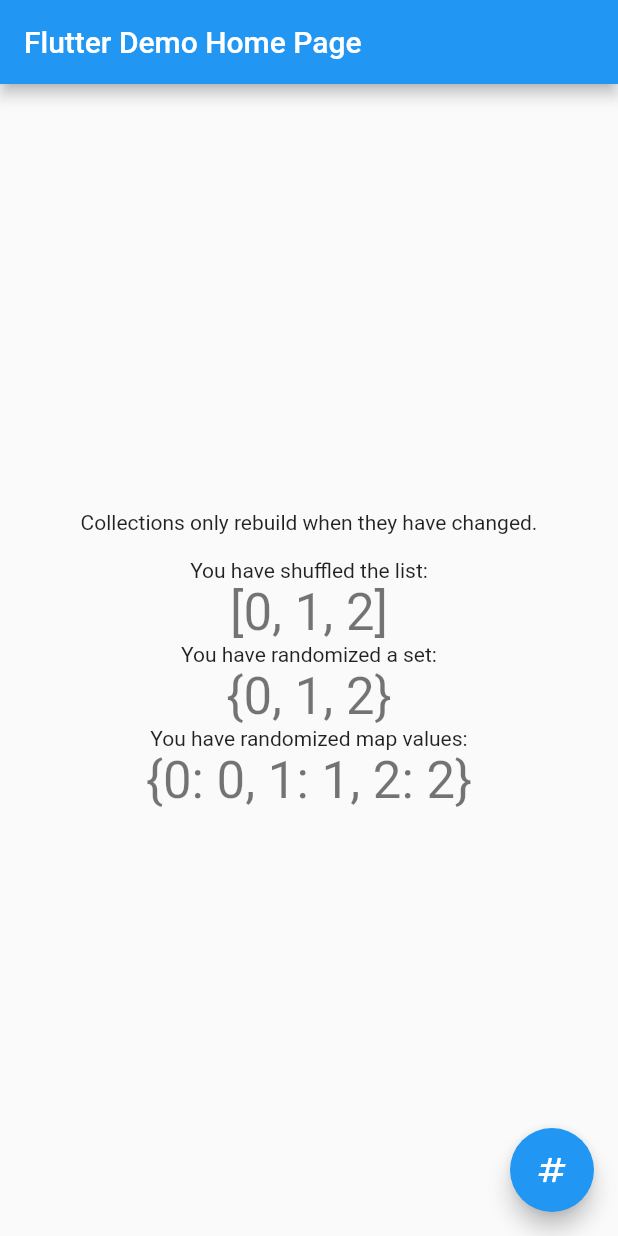
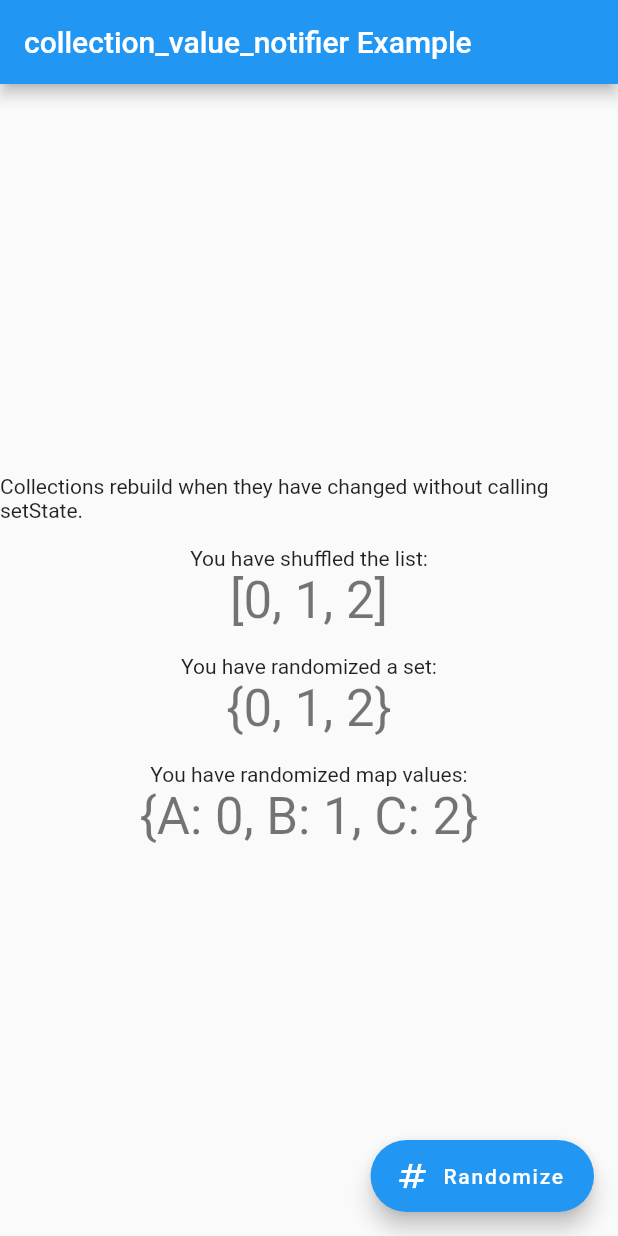
Before and after one commit to jwehrle/collection_value_notifier, a Flutter app: the screen it shows after launch, on a phone screen of 412 x 824 dp. Run offline on Flutter 3.47's test engine with Material 2 defaults, Android fonts, the phone set to English and light mode, and no system bars.

Commit message:
Updated example for readability

```diff
--- a/example/lib/main.dart
+++ b/example/lib/main.dart
@@ -10,40 +10,21 @@ void main() {
 class MyApp extends StatelessWidget {
   const MyApp({super.key});
 
-  // This widget is the root of your application.
   @override
   Widget build(BuildContext context) {
     return MaterialApp(
       debugShowCheckedModeBanner: false,
       title: 'Flutter Demo',
       theme: ThemeData(
-        // This is the theme of your application.
-        //
-        // Try running your application with "flutter run". You'll see the
-        // application has a blue toolbar. Then, without quitting the app, try
-        // changing the primarySwatch below to Colors.green and then invoke
-        // "hot reload" (press "r" in the console where you ran "flutter run",
-        // or simply save your changes to "hot reload" in a Flutter IDE).
-        // Notice that the counter didn't reset back to zero; the application
-        // is not restarted.
         primarySwatch: Colors.blue,
       ),
-      home: const MyHomePage(title: 'Flutter Demo Home Page'),
+      home: const MyHomePage(title: 'collection_value_notifier Example'),
     );
   }
 }
 
 class MyHomePage extends StatefulWidget {
   const MyHomePage({super.key, required this.title});
-
-  // This widget is the home page of your application. It is stateful, meaning
-  // that it has a State object (defined below) that contains fields that affect
-  // how it looks.
-
-  // This class is the configuration for the state. It holds the values (in this
-  // case the title) provided by the parent (in this case the App widget) and
-  // used by the build method of the State. Fields in a Widget subclass are
-  // always marked "final".
 
   final String title;
 
@@ -55,7 +36,7 @@ class _MyHomePageState extends State<MyHomePage> {
   final ListNotifier<int> _listNotifier = ListNotifier([0, 1, 2]);
   final SetNotifier<int> _setNotifier = SetNotifier({0, 1, 2});
   final MapNotifier<String, int> _mapNotifier =
-      MapNotifier({'0': 0, '1': 1, '2': 2});
+      MapNotifier({'A': 0, 'B': 1, 'C': 2});
 
   /// This method no longer calls setState() - rather the Text Widgets
   /// associated with each notifier only rebuild when their underlying
@@ -74,62 +55,41 @@ class _MyHomePageState extends State<MyHomePage> {
       return result;
     });
     _mapNotifier.syncEditBlock((map) {
-      map['0'] = Random().nextInt(9);
-      map['1'] = Random().nextInt(9);
-      map['2'] = Random().nextInt(9);
+      map['A'] = Random().nextInt(9);
+      map['B'] = Random().nextInt(9);
+      map['C'] = Random().nextInt(9);
       return map;
     });
   }
 
   @override
   Widget build(BuildContext context) {
-    // This method is rerun every time setState is called, for instance as done
-    // by the _incrementCounter method above.
-    //
-    // The Flutter framework has been optimized to make rerunning build methods
-    // fast, so that you can just rebuild anything that needs updating rather
-    // than having to individually change instances of widgets.
     return Scaffold(
       appBar: AppBar(
-        // Here we take the value from the MyHomePage object that was created by
-        // the App.build method, and use it to set our appbar title.
         title: Text(widget.title),
       ),
       body: Center(
-        // Center is a layout widget. It takes a single child and positions it
-        // in the middle of the parent.
         child: Column(
-          // Column is also a layout widget. It takes a list of children and
-          // arranges them vertically. By default, it sizes itself to fit its
-          // children horizontally, and tries to be as tall as its parent.
-          //
-          // Invoke "debug painting" (press "p" in the console, choose the
-          // "Toggle Debug Paint" action from the Flutter Inspector in Android
-          // Studio, or the "Toggle Debug Paint" command in Visual Studio Code)
-          // to see the wireframe for each widget.
-          //
-          // Column has various properties to control how it sizes itself and
-          // how it positions its children. Here we use mainAxisAlignment to
-          // center the children vertically; the main axis here is the vertical
-          // axis because Columns are vertical (the cross axis would be
-          // horizontal).
           mainAxisAlignment: MainAxisAlignment.center,
           children: <Widget>[
-            const Text('Collections only rebuild when they have changed.'),
+            const Text('Collections rebuild when they have changed without calling setState.'),
             const Padding(padding: EdgeInsets.only(top: 16.0)),
             const Text('You have shuffled the list:'),
             ListWidget(listListenable: _listNotifier),
+            const Padding(padding: EdgeInsets.only(top: 16.0)),
             const Text('You have randomized a set:'),
             SetWidget(setListenable: _setNotifier),
+            const Padding(padding: EdgeInsets.only(top: 16.0)),
             const Text('You have randomized map values:'),
             MapWidget(mapListenable: _mapNotifier),
           ],
         ),
       ),
-      floatingActionButton: FloatingActionButton(
+      floatingActionButton: FloatingActionButton.extended(
+        tooltip: 'Randomize the values',
         onPressed: _incrementCounter,
-        tooltip: 'Do something',
-        child: const Icon(Icons.numbers),
+        label: const Text('Randomize'),
+        icon: const Icon(Icons.numbers),
       ), // This trailing comma makes auto-formatting nicer for build methods.
     );
   }
--- a/pubspec.yaml
+++ b/pubspec.yaml
@@ -1,6 +1,6 @@
 name: collection_value_notifier
 description: A value notifier and builder package for lists, sets, and maps.
-version: 0.0.2
+version: 0.0.3
 homepage: "https://github.com/jwehrle/collection_value_notifier"
 
 environment:
```
Also changed, not shown: example/pubspec.lock, 1 other file.
